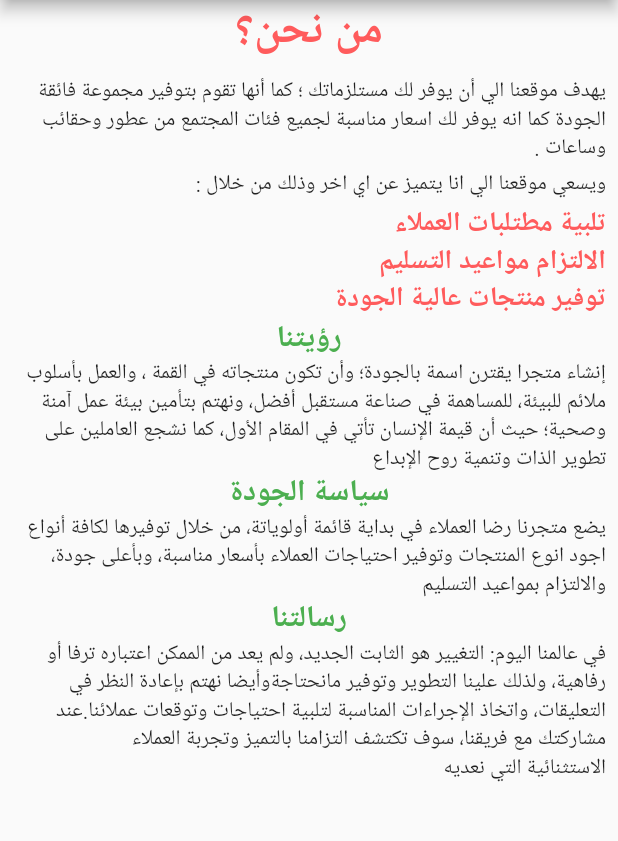
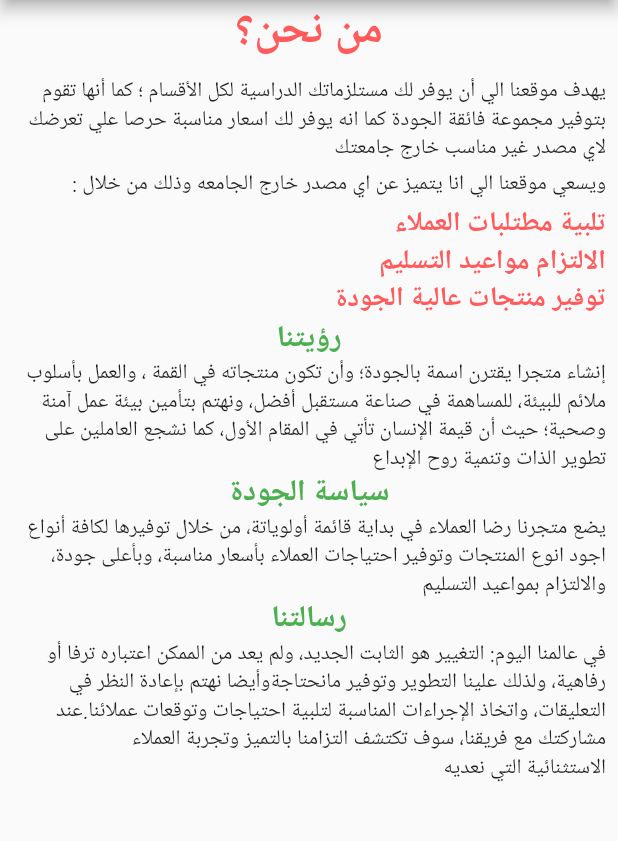
Before and after one commit to Ahmed3bdalla/MyuCommerce, a Flutter app: the WhoWeArePage screen opened directly, on a phone screen of 412 x 824 dp, the part 84-925 px from its top. Run offline on Flutter 3.47's test engine with Material 2 defaults, Android fonts, the phone set to English and light mode, and no system bars; our stand-ins replace cloud_firestore, firebase_auth, firebase_core, flutter_bloc, get, hive and 1 more; accounts and stored records are empty.

Commit message:
last changes

```diff
--- a/lib/view/screens/home/profile/who_we_are_page.dart
+++ b/lib/view/screens/home/profile/who_we_are_page.dart
@@ -25,15 +25,14 @@ class WhoWeArePage extends StatelessWidget {
             Column(
               crossAxisAlignment: CrossAxisAlignment.end,
               children: const [
-                Text(
-                  "يهدف موقعنا الي أن يوفر لك مستلزماتك ؛ كما أنها تقوم بتوفير مجموعة فائقة الجودة كما انه يوفر لك اسعار مناسبة لجميع فئات المجتمع من عطور وحقائب وساعات .",
+                Text("يهدف موقعنا الي أن يوفر لك مستلزماتك الدراسية لكل الأقسام ؛ كما أنها تقوم بتوفير مجموعة فائقة الجودة كما انه يوفر لك اسعار مناسبة حرصا علي تعرضك لاي مصدر غير مناسب خارج جامعتك",
                   textDirection: TextDirection.rtl,
                 ),
                 SizedBox(
                   height: 5,
                 ),
                 Text(
-                  "ويسعي موقعنا الي انا يتميز عن اي اخر وذلك من خلال :",
+                  "ويسعي موقعنا الي انا يتميز عن اي مصدر خارج الجامعه وذلك من خلال :",
                   textDirection: TextDirection.rtl,
                 ),
                 SizedBox(
--- a/lib/view/widgets/custom_textfield.dart
+++ b/lib/view/widgets/custom_textfield.dart
@@ -21,7 +21,6 @@ class MyTextField extends StatelessWidget {
         keyboardType: TextInputType.emailAddress,
         obscureText: obscureText,
         decoration: InputDecoration(
-          fillColor: Colors.purple.withOpacity(0.1),
           prefixIcon: icon,
           hintText: hintText,
           border: const OutlineInputBorder(
--- a/lib/view/widgets/mybutton.dart
+++ b/lib/view/widgets/mybutton.dart
@@ -21,7 +21,7 @@ class MyButton extends StatelessWidget {
           ),
         ),
         onPressed: onTap,
-        child: Text(text),
+        child: Text(text,style:const TextStyle(color: Colors.white),),
       ),
     );
   }
```
Also changed, not shown: lib/view/cubits/explore_cubit/explore_cubit.dart (+6 -1 lines).
